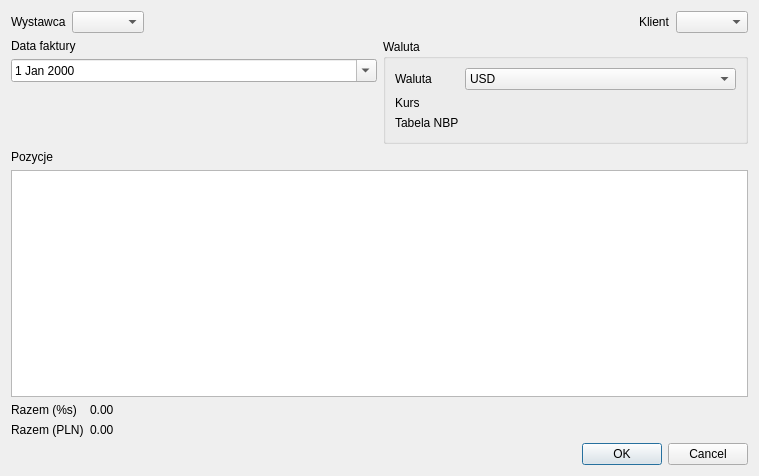
First picture: the form in document_types/faktura_np/dialogs/np_edit.ui, repository toudi/kwit, before the edit.
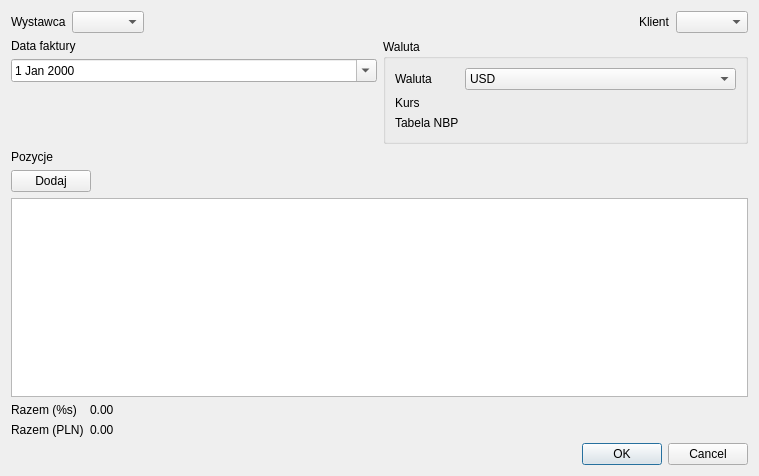
Second picture: the form after the edit.

Patch:
```diff
--- a/document_types/faktura_np/dialogs/np_edit.ui
+++ b/document_types/faktura_np/dialogs/np_edit.ui
@@ -13,7 +13,7 @@
   <property name="windowTitle">
    <string>Form</string>
   </property>
-  <layout class="QVBoxLayout" name="verticalLayout_4">
+  <layout class="QVBoxLayout" name="verticalLayout_3">
    <item>
     <layout class="QHBoxLayout" name="horizontalLayout_3">
      <item>
@@ -166,19 +166,46 @@
     </layout>
    </item>
    <item>
-    <layout class="QVBoxLayout" name="verticalLayout_3">
+    <widget class="QLabel" name="label_6">
+     <property name="text">
+      <string>Pozycje</string>
+     </property>
+    </widget>
+   </item>
+   <item>
+    <layout class="QHBoxLayout" name="horizontalLayout_5">
      <item>
-      <widget class="QLabel" name="label_6">
+      <widget class="QPushButton" name="pbDodaj">
        <property name="text">
-        <string>Pozycje</string>
+        <string>Dodaj</string>
        </property>
       </widget>
      </item>
      <item>
-      <widget class="QTableView" name="tableView"/>
+      <spacer name="horizontalSpacer_2">
+       <property name="orientation">
+        <enum>Qt::Horizontal</enum>
+       </property>
+       <property name="sizeHint" stdset="0">
+        <size>
+         <width>40</width>
+         <height>20</height>
+        </size>
+       </property>
+      </spacer>
      </item>
     </layout>
    </item>
+   <item>
+    <widget class="QTableView" name="tvFakturaNPPozycje">
+     <property name="selectionMode">
+      <enum>QAbstractItemView::SingleSelection</enum>
+     </property>
+     <property name="selectionBehavior">
+      <enum>QAbstractItemView::SelectRows</enum>
+     </property>
+    </widget>
+   </item>
    <item>
     <layout class="QFormLayout" name="formLayout_2">
      <item row="0" column="0">
```
